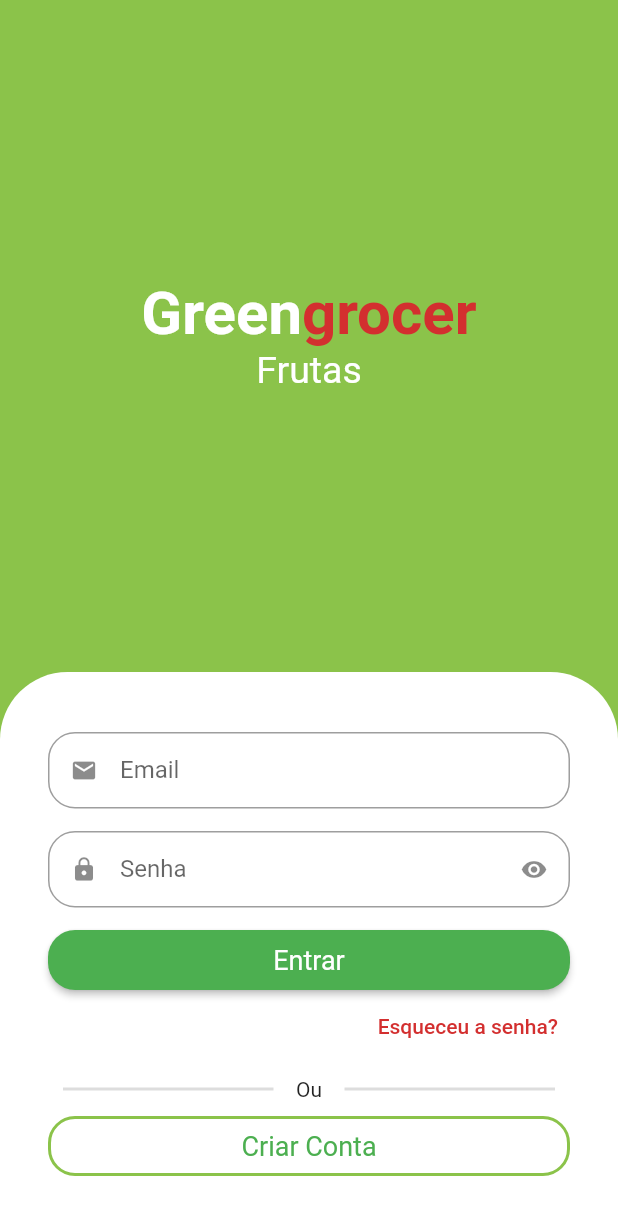
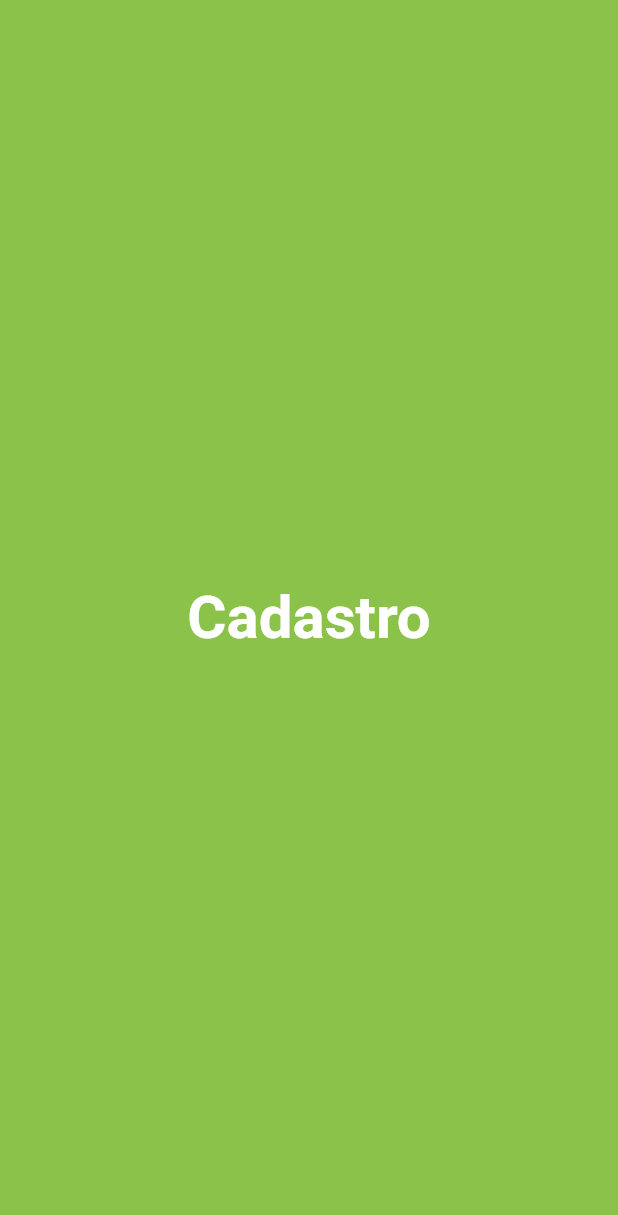
Before and after one commit to anderson-s/AppQuitandaVirtual, a Flutter app: the screen it shows after launch, after a tap on "Criar Conta", on a phone screen of 412 x 824 dp. Shown: the top 1215 px of the screen. Run offline on Flutter 3.47's test engine with Material 2 defaults, Android fonts, the phone set to English and light mode, and no system bars; drawn by our look-alikes of animated_text_kit.

Commit message:
Iniciando tela de cadastro

```diff
--- a/lib/app/ui/login_ui.dart
+++ b/lib/app/ui/login_ui.dart
@@ -2,6 +2,7 @@ import 'package:animated_text_kit/animated_text_kit.dart';
 import 'package:flutter/material.dart';
 import 'package:quitanda_virtual/app/ui/colors/custom_colors.dart';
 import 'package:quitanda_virtual/app/ui/components/custom_textfield.dart';
+import 'package:quitanda_virtual/app/ui/register_ui.dart';
 
 class LoginUi extends StatelessWidget {
   const LoginUi({super.key});
@@ -156,7 +157,14 @@ class LoginUi extends StatelessWidget {
                       SizedBox(
                         height: 40,
                         child: OutlinedButton(
-                          onPressed: () {},
+                          onPressed: () {
+                            Navigator.push(
+                              context,
+                              MaterialPageRoute(
+                                builder: (context) => const RegisterUi(),
+                              ),
+                            );
+                          },
                           style: OutlinedButton.styleFrom(
                             shape: RoundedRectangleBorder(
                               borderRadius: BorderRadius.circular(
--- /dev/null
+++ b/lib/app/ui/register_ui.dart
@@ -0,0 +1,42 @@
+import 'package:flutter/material.dart';
+import 'package:quitanda_virtual/app/ui/colors/custom_colors.dart';
+
+class RegisterUi extends StatelessWidget {
+  const RegisterUi({super.key});
+
+  @override
+  Widget build(BuildContext context) {
+    return SafeArea(
+      child: Scaffold(
+        backgroundColor: CustomColors.customSwatchColor,
+        body: SingleChildScrollView(
+          child: SizedBox(
+            height: MediaQuery.of(context).size.height,
+            width: MediaQuery.of(context).size.width,
+            child: Column(
+              children: [
+                Expanded(
+                  child: Column(
+                    mainAxisAlignment: MainAxisAlignment.center,
+                    crossAxisAlignment: CrossAxisAlignment.center,
+                    children: const [
+                      Text(
+                        "Cadastro",
+                        style: TextStyle(
+                          fontSize: 40,
+                          color: Colors.white,
+                          fontWeight: FontWeight.bold,
+                        ),
+                      ),
+                    ],
+                  ),
+                ),
+                Container(),
+              ],
+            ),
+          ),
+        ),
+      ),
+    );
+  }
+}
```
